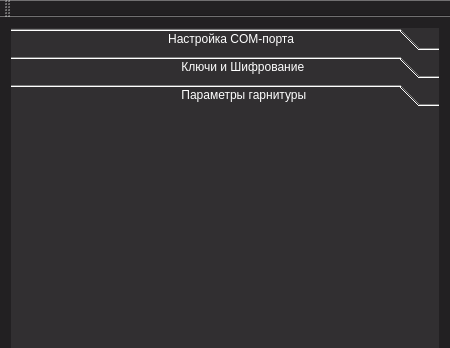
Above: ApplicBeta/mainwindow.ui from SlavaZhuck/HandsFree_Qt before the change; both pictures show x 0 to 450 and y 0 to 348 of the 450 by 682 pixel window. Below: the same form after it.
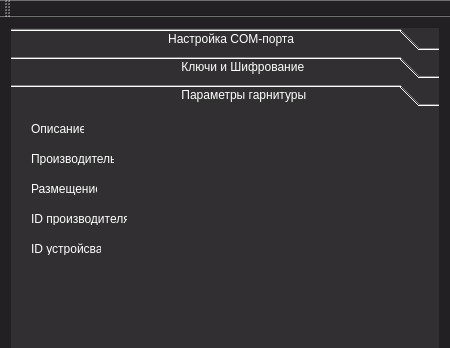
That is the form after the change. The open tabs and pages were chosen to show the change.

Commit message: Change color of Buttons

What changed in the file:
```diff
--- a/ApplicBeta/mainwindow.ui
+++ b/ApplicBeta/mainwindow.ui
@@ -367,12 +367,77 @@
          <x>0</x>
          <y>0</y>
          <width>432</width>
-         <height>470</height>
+         <height>530</height>
         </rect>
        </property>
        <attribute name="label">
         <string>                                                  Параметры гарнитуры</string>
        </attribute>
+       <widget class="QLabel" name="label">
+        <property name="geometry">
+         <rect>
+          <x>20</x>
+          <y>10</y>
+          <width>53</width>
+          <height>13</height>
+         </rect>
+        </property>
+        <property name="text">
+         <string>Описание:</string>
+        </property>
+       </widget>
+       <widget class="QLabel" name="label_2">
+        <property name="geometry">
+         <rect>
+          <x>20</x>
+          <y>40</y>
+          <width>83</width>
+          <height>13</height>
+         </rect>
+        </property>
+        <property name="text">
+         <string>Производитель:</string>
+        </property>
+       </widget>
+       <widget class="QLabel" name="label_3">
+        <property name="geometry">
+         <rect>
+          <x>20</x>
+          <y>70</y>
+          <width>66</width>
+          <height>13</height>
+         </rect>
+        </property>
+        <property name="text">
+         <string>Размещение:</string>
+        </property>
+       </widget>
+       <widget class="QLabel" name="label_4">
+        <property name="geometry">
+         <rect>
+          <x>20</x>
+          <y>100</y>
+          <width>96</width>
+          <height>13</height>
+         </rect>
+        </property>
+        <property name="text">
+         <string>ID производителя:</string>
+        </property>
+       </widget>
+       <widget class="QLabel" name="label_5">
+        <property name="geometry">
+         <rect>
+          <x>20</x>
+          <y>130</y>
+          <width>70</width>
+          <height>13</height>
+         </rect>
+        </property>
+        <property name="text">
+         <string>ID устройсва:</string>
+        </property>
+       </widget>
       </widget>
      </widget>
     </item>
```
Left out of the diff: 10 changed lines with no effect on the pictures. The commit also changes 3 other files.
